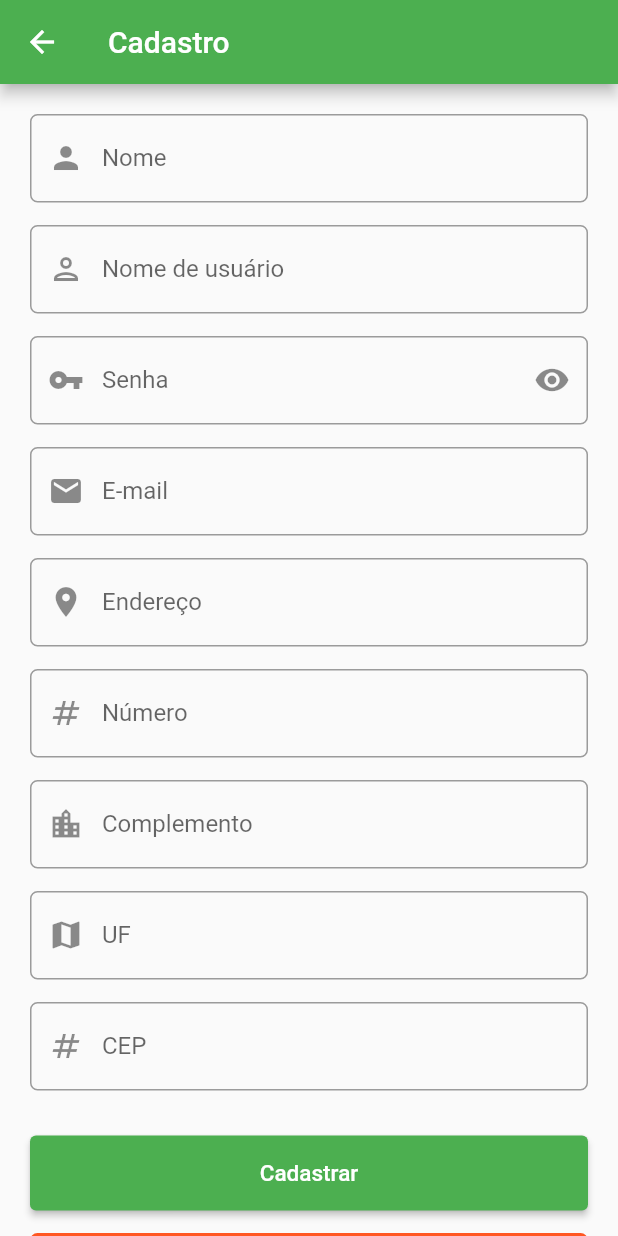
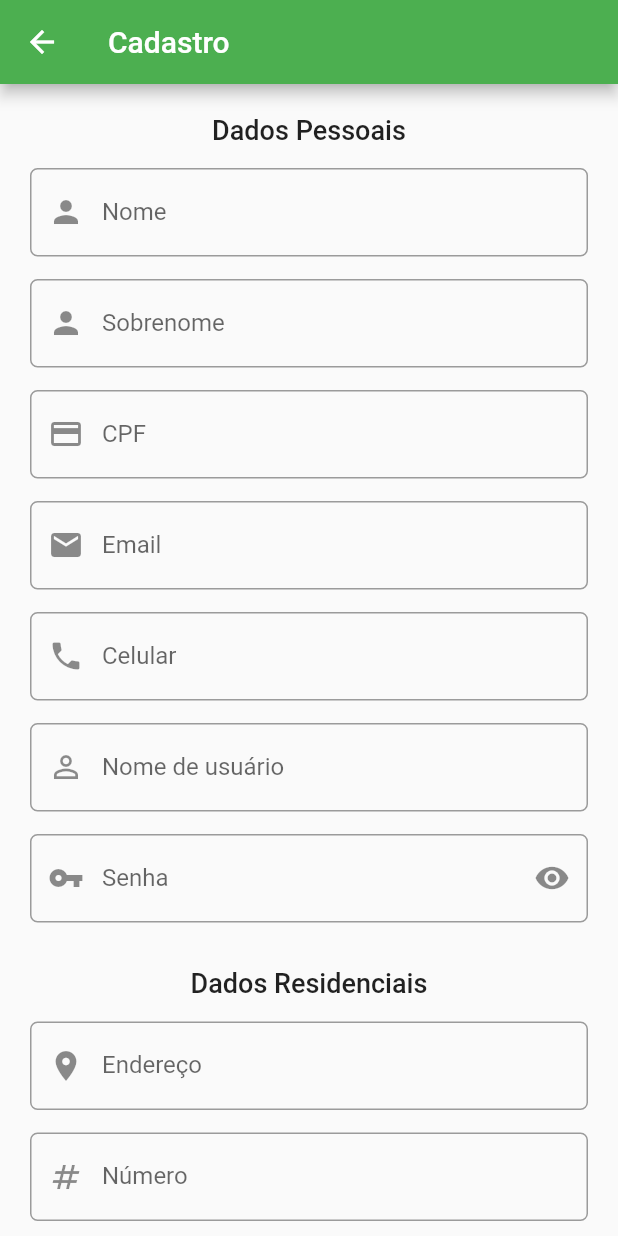
Before and after one commit to drisabelles/hortifruti-ecommerce, a Flutter app: the screen it shows after launch, after a tap on "Não tem uma conta? Cadastre-se", on a phone screen of 412 x 824 dp. Run offline on Flutter 3.47's test engine with Material 2 defaults, Android fonts, the phone set to English and light mode, and no system bars; our stand-ins replace mask_text_input_formatter, string_validator.

```diff
--- a/lib/components/custom_text_field.dart
+++ b/lib/components/custom_text_field.dart
@@ -1,8 +1,12 @@
 import 'package:flutter/material.dart';
+import 'package:flutter/services.dart';
 
 class CustomTextField extends StatelessWidget {
-  final String label;
+  final List<TextInputFormatter>? inputFormatters;
+  final TextInputType? keyboardType;
   final bool obscureText;
+  final String? label;
+  final String hint;
   final IconData? icon;
   final Widget? suffix;
   final String? Function(String? text)? validator;
@@ -10,8 +14,11 @@ class CustomTextField extends StatelessWidget {
 
   const CustomTextField(
       {Key? key,
+      this.inputFormatters,
+      this.keyboardType,
+      required this.obscureText,
       required this.label,
-      required this.obscureText,
+      required this.hint,
       required this.icon,
       this.suffix,
       required this.validator,
@@ -21,18 +28,20 @@ class CustomTextField extends StatelessWidget {
   @override
   Widget build(BuildContext context) {
     return TextFormField(
-      validator: validator,
-      onSaved: onSaved,
+      inputFormatters: inputFormatters,
+      keyboardType: keyboardType,
       obscureText: obscureText,
       decoration: InputDecoration(
-        labelText: label,
-        hintText: 'Digite o $label',
         border: OutlineInputBorder(
           borderRadius: BorderRadius.circular(5),
         ),
+        labelText: label,
+        hintText: hint,
         prefixIcon: icon == null ? null : Icon(icon),
         suffixIcon: suffix
       ),
+      validator: validator,
+      onSaved: onSaved
     );
   }
 }
--- a/lib/main.dart
+++ b/lib/main.dart
@@ -13,7 +13,7 @@ void main() {
   runApp(
     ChangeNotifierProvider(
       create: (context) => CartRepository(),
-      child: MyApp()
+      child: MyApp(),
     )
   );
 }
@@ -22,14 +22,16 @@ class MyApp extends StatelessWidget {
   @override
   Widget build(BuildContext context) {
     return MaterialApp(
+      debugShowCheckedModeBanner: false,
       title: 'HortiFruti E-commerce',
       theme: ThemeData(primarySwatch: Colors.green),
       home: Login(),
       routes: {
+        '/cart': (context) => Cart(),
+        '/home': (context) => Home(),
+        '/login': (context) => Login(),
         '/products': (context) => Products(),
-        '/cart': (context) => Cart(),
         '/purchase_confirmation': (context) => PurchaseConfirmation(),
-        '/home': (context) => Home(),
         '/register': (context) => Register(),
         '/survey': (context) => Survey(),
       }
--- /dev/null
+++ b/lib/models/user_model.dart
@@ -0,0 +1,72 @@
+import 'package:flutter/material.dart';
+
+@immutable
+class UserModel {
+  //personal data
+  final String name;
+  final String surname;
+  final String cpf;
+  final String email;
+  final String phone;
+  final String username;
+  final String password;
+  //residential data
+  final String address;
+  final String number;
+  final String address_complement;
+  final String uf;
+  final String zip_code;
+
+  UserModel({
+    //personal data
+    this.name = '',
+    this.surname = '',
+    this.cpf = '',
+    this.email = '',
+    this.phone = '',
+    this.username = '',
+    this.password = '',
+    //residential data
+    this.address = '',
+    this.number = '',
+    this.address_complement = '',
+    this.uf = '',
+    this.zip_code = ''
+  });
+
+  UserModel copyWith({
+    //personal data
+    String? name,
+    String? surname,
+    String? cpf,
+    String? email,
+    String? phone,
+    String? username,
+    String? password,
+    //residential data
+    String? address,
+    String? number,
+    String? address_complement,
+    String? uf,
+    String? zip_code,
+  })
+
+  {
+    return UserModel(
+      //personal data
+      name: name ?? this.name,
+      surname: surname ?? this.surname,
+      cpf: cpf ?? this.cpf,
+      email: email ?? this.email,
+      phone: phone ?? this.phone,
+      username: username ?? this.username,
+      password: password ?? this.password,
+      //residential data
+      address: address ?? this.address,
+      number: number ?? this.number,
+      address_complement: address_complement ?? this.address_complement,
+      uf: uf ?? this.uf,
+      zip_code: zip_code ?? this.zip_code,
+    );
+  }
+}
--- a/lib/screens/login.dart
+++ b/lib/screens/login.dart
@@ -32,6 +32,7 @@ class _LoginState extends State<Login> {
                   const SizedBox(height: 30),
                   CustomTextField(
                     label: 'Nome de usuário',
+                    hint: 'Digite o seu nome de usuário',
                     obscureText: false,
                     icon: Icons.person_outline,
                     suffix: null,
@@ -43,6 +44,7 @@ class _LoginState extends State<Login> {
                   const SizedBox(height: 15),
                   CustomTextField(
                     label: 'Senha',
+                    hint: 'Digite a sua senha',
                     obscureText: obscuredText = !obscuredText,
                     icon: Icons.vpn_key,
                     validator: (text) {
@@ -67,7 +69,7 @@ class _LoginState extends State<Login> {
                   ),
                   const SizedBox(height: 30),
                   SizedBox(
-                    width: double.infinity,
+                    width: 300,
                     height: 50,
                     child: ElevatedButton(
                       onPressed: () {
@@ -84,28 +86,21 @@ class _LoginState extends State<Login> {
                   ),
                   const SizedBox(height: 15),
                   SizedBox(
-                    width: double.infinity,
+                    width: 300,
                     height: 50,
-                    child: OutlinedButton(
+                    child: ElevatedButton(
+                      style: ElevatedButton.styleFrom(backgroundColor: Colors.deepOrange),
                       onPressed: () {
                         Navigator.of(context).pushNamed('/register');
                       },
-                      child: Text(
+                      child: const Text(
                         'Não tem uma conta? Cadastre-se',
                         style: TextStyle(
-                          fontSize: 15, fontWeight: FontWeight.w500
+                          fontSize: 15,
+                          fontWeight: FontWeight.w500
                         )
                       ),
-                      style: OutlinedButton.styleFrom(
-                        shape: RoundedRectangleBorder(
-                          borderRadius: BorderRadius.circular(5),
-                        ),
-                        side: BorderSide(
-                          color: Colors.deepOrange,
-                          width: 2
-                        )
-                      ),
-                    )
+                    ),
                   ),
                 ])),
           ),
--- a/lib/screens/register.dart
+++ b/lib/screens/register.dart
@@ -2,6 +2,8 @@ import 'package:flutter/material.dart';
 import 'package:flutter_app/components/custom_text_field.dart';
 import 'package:flutter_app/screens/profile.dart';
 import 'package:string_validator/string_validator.dart' as validator;
+import 'package:mask_text_input_formatter/mask_text_input_formatter.dart';
+import '../models/user_model.dart';
 
 class Register extends StatefulWidget {
   @override
@@ -11,7 +13,26 @@ class Register extends StatefulWidget {
 class _RegisterState extends State<Register> {
   var user = UserModel();
   final formKey = GlobalKey<FormState>();
-  bool obscuredText = false;
+
+  bool obscuredText = true;
+
+  var cpfFormatter = new MaskTextInputFormatter(
+    mask: '###.###.###-##',
+    filter: { "#": RegExp(r'[0-9]') },
+    type: MaskAutoCompletionType.lazy
+  );
+
+  var phoneFormatter = new MaskTextInputFormatter(
+    mask: '(##) #####-####',
+    filter: { "#": RegExp(r'[0-9]') },
+    type: MaskAutoCompletionType.lazy
+  );
+
+  var zipCodeFormatter = new MaskTextInputFormatter(
+    mask: '#####-###',
+    filter: { "#": RegExp(r'[0-9]') },
+    type: MaskAutoCompletionType.lazy
+  );
 
   @override
   Widget build(BuildContext context) {
@@ -25,56 +46,71 @@ class _RegisterState extends State<Register> {
             child: Padding(
                 padding: const EdgeInsets.all(20),
                 child: Column(children: [
-                  CustomTextField(
-                    label: 'Nome',
-                    obscureText: false,
-                    icon: Icons.person,
-                    validator: (text) => text == null || text.isEmpty
-                        ? 'Esse campo deve ser preenchido'
-                        : null,
-                    onSaved: (text) => user = user.copyWith(nome: text),
+                  Text(
+                    'Dados Pessoais',
+                    style: TextStyle(
+                      fontSize: 18,
+                      fontWeight: FontWeight.w500
+                    )
                   ),
                   const SizedBox(height: 15),
                   CustomTextField(
-                    label: 'Nome de usuário',
+                    keyboardType: TextInputType.text,
                     obscureText: false,
-                    icon: Icons.person_outlined,
-                    validator: (text) => text == null || text.isEmpty
-                        ? 'Esse campo deve ser preenchido'
-                        : null,
-                    onSaved: (text) => user = user.copyWith(nome_usuario: text),
-                  ),
-                  const SizedBox(height: 15),
-                  CustomTextField(
-                    label: 'Senha',
-                    obscureText: !obscuredText,
-                    icon: Icons.vpn_key,
+                    label: 'Nome',
+                    hint: 'Digite seu primeiro nome',
+                    icon: Icons.person,
                     validator: (text) {
                       if (text == null || text.isEmpty) {
                         return 'Esse campo deve ser preenchido';
                       }
-                      if (text.length < 8) {
-                        return 'A senha deve conter pelo menos 8 caracteres';
+
+                      if (!validator.isAlpha(text)) {
+                        return 'Esse campo só pode conter letras';
                       }
                     },
-                    onSaved: (text) => user = user.copyWith(senha: text),
-                    suffix: IconButton(
-                      onPressed: (){
-                        setState(() {
-                          obscuredText = !obscuredText;
-                        });
-                      },
-                      icon: Icon(
-                        obscuredText ? Icons.visibility_off : Icons.visibility
-                      ),
-                    )
+                    onSaved: (text) => user = user.copyWith(name: text),
                   ),
                   const SizedBox(height: 15),
                   CustomTextField(
-                    label: 'E-mail',
+                    keyboardType: TextInputType.text,
                     obscureText: false,
+                    label: 'Sobrenome',
+                    hint: 'Digite o seu sobrenome',
+                    icon: Icons.person,
+                    validator: (text) {
+                      if (text == null || text.isEmpty) {
+                        return 'Esse campo deve ser preenchido';
+                      }
+
+                      if (!validator.isAlpha(text)) {
+                        return 'Esse campo só pode conter letras';
+                      }
+                    },
+                    onSaved: (text) => user = user.copyWith(surname: text),
+                  ),
+                  const SizedBox(height: 15),
+                  CustomTextField(
+                    inputFormatters: [cpfFormatter],
+                    keyboardType: TextInputType.text,
+                    obscureText: false,
+                    label: 'CPF',
+                    hint: 'Ex.: 999-999-999.99',
+                    icon: Icons.credit_card,
+                    validator: (text) {
+                      if (text == null || text.isEmpty) {
+                        return 'Esse campo deve ser preenchido';
+                      }
+                    },
+                    onSaved: (text) => user = user.copyWith(cpf: text),
+                  ),
+                  const SizedBox(height: 15),
+                  CustomTextField(
+                    keyboardType: TextInputType.text,
+                    obscureText: false,
+                    label: 'Email',
+                    hint: 'Ex.: exemplo@email.com',
                     icon: Icons.mail,
-                    suffix: null,
                     validator: (text) {
                       if (text == null || text.isEmpty) {
                         return 'Esse campo deve ser preenchido';
@@ -88,62 +124,155 @@ class _RegisterState extends State<Register> {
                   ),
                   const SizedBox(height: 15),
                   CustomTextField(
-                    label: 'Endereço',
+                    inputFormatters: [phoneFormatter],
+                    keyboardType: TextInputType.text,
                     obscureText: false,
-                    icon: Icons.place,
-                    suffix: null,
-                    validator: (text) => text == null || text.isEmpty
-                        ? 'Esse campo deve ser preenchido'
-                        : null,
-                    onSaved: (text) => user = user.copyWith(endereco: text),
+                    label: 'Celular',
+                    hint: 'Ex.: (99) 99999-9999',
+                    icon: Icons.phone,
+                    validator: (text) {
+                      if (text == null || text.isEmpty) {
+                        return 'Esse campo deve ser preenchido';
+                      }
+                    },
+                    onSaved: (text) => user = user.copyWith(phone: text),
                   ),
                   const SizedBox(height: 15),
                   CustomTextField(
-                    label: 'Número',
+                    keyboardType: TextInputType.text,
                     obscureText: false,
-                    icon: Icons.numbers,
-                    suffix: null,
-                    validator: (text) => text == null || text.isEmpty
-                        ? 'Esse campo deve ser preenchido'
-                        : null,
-                    onSaved: (text) => user = user.copyWith(numero: text),
+                    label: 'Nome de usuário',
+                    hint: 'Crie nome de usuário',
+                    icon: Icons.person_outline,
+                    validator: (text) {
+                      if (text == null || text.isEmpty) {
+                        return 'Esse campo deve ser preenchido';
+                      }
+                    },
+                    onSaved: (text) => user = user.copyWith(username: text),
                   ),
                   const SizedBox(height: 15),
                   CustomTextField(
-                    label: 'Complemento',
-                    obscureText: false,
-                    icon: Icons.location_city,
-                    suffix: null,
-                    validator: (text) => text == null || text.isEmpty
-                        ? 'Esse campo deve ser preenchido'
-                        : null,
-                    onSaved: (text) => user = user.copyWith(complemento: text),
+                    keyboardType: TextInputType.text,
+                    obscureText: obscuredText,
+                    label: 'Senha',
+                    hint: 'Crie uma senha forte',
+                    icon: Icons.vpn_key,
+                    suffix: IconButton(
+                      onPressed: (){
+                        setState(() {
+                          obscuredText = !obscuredText;
+                        });
+                      },
+                      icon: Icon(
+                        obscuredText ? Icons.visibility : Icons.visibility_off
+                      ),
+                    ),
+                    validator: (text) {
+                      if (text == null || text.isEmpty) {
+                        return 'Esse campo deve ser preenchido';
+                      }
+
+                      if (text.length < 8) {
+                        return 'A sua senha precisa ter ao menos 8 caracteres';
+                      }
+                    },
+                    onSaved: (text) => user = user.copyWith(password: text),
+                  ),
+                  const SizedBox(height: 30),
+                  Text(
+                    'Dados Residenciais',
+                    style: TextStyle(
+                      fontSize: 18,
+                      fontWeight: FontWeight.w500
+                    )
                   ),
                   const SizedBox(height: 15),
                   CustomTextField(
+                    keyboardType: TextInputType.text,
+                    obscureText: false,
+                    label: 'Endereço',
+                    hint: 'Ex.: Rua Fulano de Tal, Bairro Ciclano',
+                    icon: Icons.place,
+                    validator: (text) {
+                      if (text == null || text.isEmpty) {
+                        return 'Esse campo deve ser preenchido';
+                      }
+                    },
+                    onSaved: (text) => user = user.copyWith(address: text),
+                  ),
+                  const SizedBox(height: 15),
+                  CustomTextField(
+                    keyboardType: TextInputType.number,
+                    obscureText: false,
+                    label: 'Número',
+                    hint: 'Ex.: 99',
+                    icon: Icons.numbers,
+                    validator: (text) {
+                      if (text == null || text.isEmpty) {
+                        return 'Esse campo deve ser preenchido';
+                      }
+
+                      if (!validator.isNumeric(text)) {
+                        return 'Esse campo só pode conter números';
+                      }
+                    },
+                    onSaved: (text) => user = user.copyWith(number: text),
+                  ),
+                  const SizedBox(height: 15),
+                  CustomTextField(
+                    keyboardType: TextInputType.text,
+                    obscureText: false,
+                    label: 'Complemento',
+                    hint: 'Ex.: Apto 150, bloco B',
+                    icon: Icons.location_city,
+                    validator: (text) {
+                      if (text == null || text.isEmpty) {
+                        return 'Esse campo deve ser preenchido';
+                      }
+                    },
+                    onSaved: (text) => user = user.copyWith(address_complement: text),
+                  ),
+                  const SizedBox(height: 15),
+                  CustomTextField(
+                    keyboardType: TextInputType.text,
+                    obscureText: false,
                     label: 'UF',
-                    obscureText: false,
+                    hint: 'Ex.: SP',
                     icon: Icons.map,
-                    suffix: null,
-                    validator: (text) => text == null || text.isEmpty
-                        ? 'Esse campo deve ser preenchido'
-                        : null,
+                    validator: (text) {
+                      if (text == null || text.isEmpty) {
+                        return 'Esse campo deve ser preenchido';
+                      }
+
+                      if (text.length < 2 || text.length > 2) {
+                        return 'A sigla do estado deve conter 2 letras';
+                      }
+
+                      if (!validator.isAlpha(text)) {
+                        return 'A sigla é composta somente de letras';
+                      }
+                    },
                     onSaved: (text) => user = user.copyWith(uf: text),
                   ),
                   const SizedBox(height: 15),
                   CustomTextField(
+                    keyboardType: TextInputType.number,
+                    inputFormatters: [zipCodeFormatter],
+                    obscureText: false,
                     label: 'CEP',
-                    obscureText: false,
+                    hint: 'Ex.: 99999-999',
                     icon: Icons.numbers,
-                    suffix: null,
-                    validator: (text) => text == null || text.isEmpty
-                        ? 'Esse campo deve ser preenchido'
-                        : null,
-                    onSaved: (text) => user = user.copyWith(cep: text),
+                    validator: (text) {
+                      if (text == null || text.isEmpty) {
+                        return 'Esse campo deve ser preenchido';
+                      }
+                    },
+                    onSaved: (text) => user = user.copyWith(zip_code: text),
                   ),
                   const SizedBox(height: 30),
                   SizedBox(
-                    width: double.infinity,
+                    width: 300,
                     height: 50,
                     child: ElevatedButton(
                       onPressed: () {
@@ -151,93 +280,53 @@ class _RegisterState extends State<Register> {
                           formKey.currentState!.save();
                           Navigator.of(context).push(
                             MaterialPageRoute(
-                              builder:(context) => Profile(nome: user.nome, nome_usuario: user.nome_usuario, email: user.email, endereco: user.endereco, numero: user.numero, complemento: user.complemento, uf: user.uf, cep: user.cep)));
+                              builder:(context) => Profile(
+                                name: user.name,
+                                surname: user.surname,
+                                cpf: user.cpf,
+                                email: user.email,
+                                phone: user.phone,
+                                username: user.username,
+                                password: user.password,
+                                address: user.address,
+                                number: user.number,
+                                address_complement: user.address_complement,
+                                uf: user.uf,
+                                zip_code: user.zip_code,
+                              )
+                            )
+                          );
                         }
                       },
                       child: const Text(
                         'Cadastrar',
                         style: TextStyle(
-                          fontSize: 15, fontWeight: FontWeight.w500
+                          fontSize: 15,
+                          fontWeight: FontWeight.w500
                         )
                       ),
                     ),
                   ),
                   const SizedBox(height: 15),
                   SizedBox(
-                    width: double.infinity,
+                    width: 300,
                     height: 50,
-                    child: OutlinedButton(
+                    child: ElevatedButton(
+                      style: ElevatedButton.styleFrom(backgroundColor: Colors.deepOrange),
                       onPressed: () {
-                        Navigator.of(context).pushNamed('/home');
+                        Navigator.of(context).pushNamed('/login');
                       },
-                      child: Text(
+                      child: const Text(
                         'Já tem uma conta? Faça login',
                         style: TextStyle(
-                          fontSize: 15, fontWeight: FontWeight.w500
+                          fontSize: 15,
+                          fontWeight: FontWeight.w500
                         )
                       ),
-                      style: OutlinedButton.styleFrom(
-                        shape: RoundedRectangleBorder(
-                          borderRadius: BorderRadius.circular(5),
                     ),
-                        side: BorderSide(
-                          color: Colors.deepOrange,
-                          width: 2
-                        )
-                      ),
-                    )
                   ),
                 ])),
           ),
         ));
   }
 }
-
-@immutable
-class UserModel {
-  final String nome;
-  final String nome_usuario;
-  final String senha;
-  final String email;
-  final String endereco;
-  final String numero;
-  final String complemento;
-  final String uf;
-  final String cep;
-
-  UserModel({
-    this.nome = '',
-    this.nome_usuario = '',
-    this.senha = '',
-    this.email = '',
-    this.endereco = '',
-    this.numero = '',
-    this.complemento = '',
-    this.uf = '',
-    this.cep = '',
-  });
-
-  UserModel copyWith({
-    String? nome,
-    String? nome_usuario,
-    String? senha,
-    String? email,
-    String? endereco,
-    String? numero,
-    String? complemento,
-    String? uf,
-    String? cep,
-  }) {
-    return UserModel(
-      nome: nome ?? this.nome,
-      nome_usuario: nome_usuario ?? this.nome_usuario,
-      senha: senha ?? this.senha,
-      email: email ?? this.email,
-      endereco: endereco ?? this.endereco,
-      numero: numero ?? this.numero,
-      complemento: complemento ?? this.complemento,
-      uf: uf ?? this.uf,
-      cep: cep ?? this.cep,
-    );
-  }
-}
--- a/pubspec.yaml
+++ b/pubspec.yaml
@@ -37,6 +37,7 @@ dependencies:
   # Use with the CupertinoIcons class for iOS style icons.
   cupertino_icons: ^1.0.2
   string_validator: ^1.0.0
+  mask_text_input_formatter: ^2.4.0
 
 dev_dependencies:
   flutter_test:
```
Also changed, not shown: lib/screens/profile.dart (+33 -34 lines), lib/screens/survey.dart (+8 -15 lines), pubspec.lock, 3 other files. Lines whose indentation alone changed are shown as unchanged.
